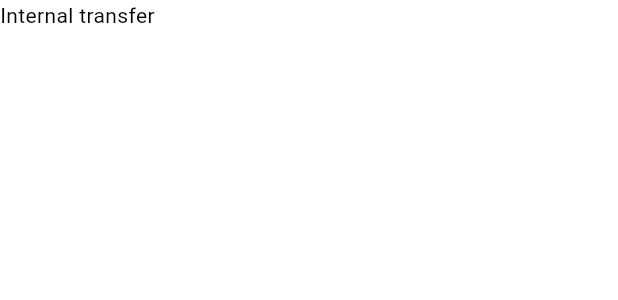
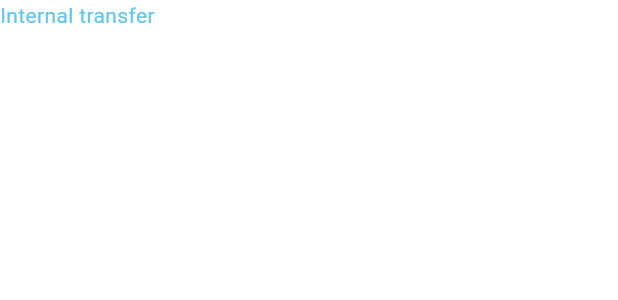
Before and after one commit to frostsnap/frostsnap, a Flutter app: what describeEffect() shows on an empty page, opened directly, on a phone screen of 412 x 824 dp. Shown: the top 300 px of the screen. Run offline on Flutter 3.47's test engine with Material 3 defaults, Android fonts, the phone set to English and light mode, and no system bars; our stand-ins replace confetti, freezed_annotation, rxdart; missing offline and left inert: dart:ffi, flutter_rust_bridge, usb_serial; statements that could not run were skipped.

Commit message:
[app] add basic colour theme

```diff
--- a/frostsnapp/lib/animated_check.dart
+++ b/frostsnapp/lib/animated_check.dart
@@ -2,6 +2,7 @@ import 'package:flutter/material.dart';
 import 'dart:math' as math;
 
 import 'package:frostsnapp/device_list.dart';
+import 'package:frostsnapp/theme.dart';
 
 class CirclePainter extends CustomPainter {
   final double progress;
@@ -11,7 +12,7 @@ class CirclePainter extends CustomPainter {
   @override
   void paint(Canvas canvas, Size size) {
     final paint = Paint()
-      ..color = Colors.green
+      ..color = successColor
       ..strokeWidth = 2.0
       ..style = PaintingStyle.stroke;
 
@@ -66,7 +67,7 @@ class _AnimatedCheckCircleState extends State<AnimatedCheckCircle>
     return Stack(
       alignment: Alignment.center,
       children: [
-        Icon(Icons.check, size: widget.size, color: Colors.green),
+        Icon(Icons.check, size: widget.size, color: successColor),
         AnimatedBuilder(
           animation: _controller,
           builder: (context, child) {
--- a/frostsnapp/lib/device_list.dart
+++ b/frostsnapp/lib/device_list.dart
@@ -3,6 +3,7 @@ import 'dart:io';
 import 'package:flutter/material.dart';
 import 'package:frostsnapp/device_settings.dart';
 import 'package:frostsnapp/device_setup.dart';
+import 'package:frostsnapp/theme.dart';
 import 'package:frostsnapp/serialport.dart';
 import 'ffi.dart' if (dart.library.html) 'ffi_web.dart';
 import 'global.dart';
@@ -102,7 +103,7 @@ class _DeviceListState extends State<DeviceList> with WidgetsBindingObserver {
             return Center(
               child: Text(
                 'No devices connected',
-                style: TextStyle(color: Colors.grey, fontSize: 24.0),
+                style: TextStyle(color: textColor, fontSize: 24.0),
               ),
             );
           }
@@ -146,7 +147,7 @@ class DeviceBoxContainer extends StatelessWidget {
             child: Container(
               constraints: BoxConstraints(minHeight: 90.0, minWidth: 150.0),
               child: Card(
-                color: Colors.white70,
+                color: backgroundSecondaryColor,
                 child: Center(
                   child: child,
                 ),
@@ -178,7 +179,6 @@ class DeviceListContainer extends StatelessWidget {
         constraints: BoxConstraints(
             maxHeight: isPortrait ? double.maxFinite : 90.0,
             maxWidth: isPortrait ? 300.0 : double.maxFinite),
-        // decoration: BoxDecoration(border: Border.all(color: Colors.black, width: 2.0)),
         child: Align(alignment: Alignment.center, child: child));
   }
 }
--- a/frostsnapp/lib/device_settings.dart
+++ b/frostsnapp/lib/device_settings.dart
@@ -8,6 +8,7 @@ import 'package:frostsnapp/device_setup.dart';
 import 'package:frostsnapp/ffi.dart';
 import 'package:frostsnapp/global.dart';
 import 'package:frostsnapp/hex.dart';
+import 'package:frostsnapp/theme.dart';
 import 'dart:typed_data';
 
 class DeviceSettingsPage extends StatelessWidget {
@@ -112,6 +113,7 @@ class _DeviceSettingsState extends State<DeviceSettings> {
                       style: const TextStyle(
                         fontSize: 14,
                         fontFamily: 'Monospace',
+                        color: textColor,
                       ),
                     )),
                     SizedBox(width: 4),
@@ -147,7 +149,7 @@ class _DeviceSettingsState extends State<DeviceSettings> {
                                               mainAxisSize: MainAxisSize.min,
                                               children: [
                                                 Icon(Icons.visibility,
-                                                    color: Colors.orange),
+                                                    color: awaitingColor),
                                                 SizedBox(width: 4),
                                                 Text("Confirm"),
                                               ]);
@@ -156,7 +158,7 @@ class _DeviceSettingsState extends State<DeviceSettings> {
                                               mainAxisSize: MainAxisSize.min,
                                               children: [
                                                 Icon(Icons.edit_document,
-                                                    color: Colors.green),
+                                                    color: successColor),
                                                 SizedBox(width: 4),
                                                 Text("Record backup"),
                                               ]);
--- a/frostsnapp/lib/device_setup.dart
+++ b/frostsnapp/lib/device_setup.dart
@@ -5,6 +5,7 @@ import 'package:frostsnapp/device_list.dart';
 
 import 'package:frostsnapp/ffi.dart';
 import 'package:frostsnapp/global.dart';
+import 'package:frostsnapp/theme.dart';
 
 class DeviceSetup extends StatelessWidget {
   final DeviceId id;
@@ -85,7 +86,7 @@ class _DeviceNameField extends State<DeviceNameField> {
                   if (deviceIdEquals(deviceId, widget.id)) {
                     final label = LabeledDeviceText("'$name'?");
                     const icon = Row(mainAxisSize: MainAxisSize.min, children: [
-                      Icon(Icons.visibility, color: Colors.orange),
+                      Icon(Icons.visibility, color: awaitingColor),
                       SizedBox(width: 4),
                       Text("Confirm"),
                     ]);
--- a/frostsnapp/lib/key_list.dart
+++ b/frostsnapp/lib/key_list.dart
@@ -2,6 +2,7 @@ import 'dart:typed_data';
 import 'package:frostsnapp/global.dart';
 import 'package:frostsnapp/device_settings.dart';
 import 'package:frostsnapp/keygen.dart';
+import 'package:frostsnapp/theme.dart';
 import 'package:frostsnapp/stream_ext.dart';
 import 'package:frostsnapp/wallet.dart';
 
@@ -150,6 +151,7 @@ class _KeyCard extends State<KeyCard> {
     }
 
     return Card(
+      color: backgroundSecondaryColor,
       child: Padding(
         padding: const EdgeInsets.all(8.0),
         child: Column(
--- a/frostsnapp/lib/keygen.dart
+++ b/frostsnapp/lib/keygen.dart
@@ -12,6 +12,7 @@ import 'package:frostsnapp/device_settings.dart';
 import 'package:frostsnapp/device_setup.dart';
 import 'package:frostsnapp/global.dart';
 import 'package:frostsnapp/hex.dart';
+import 'package:frostsnapp/theme.dart';
 import 'dart:math';
 import 'ffi.dart' if (dart.library.html) 'ffi_web.dart';
 
@@ -96,7 +97,7 @@ class _DoKeyGenButtonState extends State<DoKeyGenButton> {
                 },
           child: const Text('Generate Key',
               style: TextStyle(
-                color: Colors.white,
+                color: textColor,
                 fontSize: 16.0,
               )))
     ]);
@@ -281,7 +282,7 @@ class _DoKeyGenScreenState extends State<DoKeyGenScreen> {
                         icon = const Row(
                             mainAxisAlignment: MainAxisAlignment.center,
                             children: [
-                              Icon(Icons.touch_app, color: Colors.orange),
+                              Icon(Icons.touch_app, color: awaitingColor),
                               SizedBox(width: 4),
                               Text("Confirm"),
                             ]);
--- a/frostsnapp/lib/snowflake_animation.dart
+++ b/frostsnapp/lib/snowflake_animation.dart
@@ -1,4 +1,5 @@
 import 'package:flutter/material.dart';
+import 'package:frostsnapp/theme.dart';
 import 'dart:math' as math;
 
 Offset midpoint(Offset p1, Offset p2) {
@@ -13,7 +14,7 @@ class SnowflakePainter extends CustomPainter {
   @override
   void paint(Canvas canvas, Size size) {
     final paint = Paint()
-      ..color = Colors.blue
+      ..color = backgroundSecondaryColor
       ..strokeWidth = 3
       ..style = PaintingStyle.stroke;
 
--- /dev/null
+++ b/frostsnapp/lib/theme.dart
@@ -0,0 +1,81 @@
+import 'package:flutter/material.dart';
+
+const Color textColor = Color.fromARGB(255, 100, 197, 241);
+const Color successColor = Color.fromARGB(255, 21, 255, 0);
+const Color awaitingColor = Color.fromARGB(255, 251, 255, 0);
+const Color uninterestedColor = Color.fromARGB(255, 120, 139, 150);
+const Color errorColor = Color.fromARGB(255, 172, 23, 23);
+const Color backgroundPrimaryColor = Color.fromARGB(255, 4, 8, 26);
+const Color backgroundSecondaryColor = Color.fromARGB(255, 0, 20, 43);
+const Color backgroundTertiaryColor = Color.fromARGB(255, 41, 69, 95);
+
+const MaterialColor primarySwatch = MaterialColor(
+  0xFF3F51B5,
+  <int, Color>{
+    50: backgroundSecondaryColor,
+    900: backgroundPrimaryColor,
+  },
+);
+
+const TextStyle defaultTextStyle = TextStyle(
+  color: textColor,
+);
+
+final ThemeData frostsnappTheme = ThemeData(
+  inputDecorationTheme: InputDecorationTheme(
+      iconColor: backgroundTertiaryColor,
+      labelStyle: defaultTextStyle,
+      hintStyle: TextStyle(
+        color: uninterestedColor,
+      )),
+  iconTheme: IconThemeData(color: backgroundTertiaryColor),
+  checkboxTheme: CheckboxThemeData(
+    checkColor:
+        MaterialStateProperty.resolveWith<Color>((Set<MaterialState> states) {
+      if (states.contains(MaterialState.selected)) {
+        return textColor;
+      }
+      return textColor;
+    }),
+    fillColor:
+        MaterialStateProperty.resolveWith<Color>((Set<MaterialState> states) {
+      if (states.contains(MaterialState.selected)) {
+        return backgroundTertiaryColor;
+      }
+      return backgroundTertiaryColor;
+    }),
+  ),
+  appBarTheme: AppBarTheme(
+      backgroundColor: backgroundSecondaryColor, foregroundColor: textColor),
+  snackBarTheme: SnackBarThemeData(contentTextStyle: defaultTextStyle),
+  textTheme: TextTheme(
+    bodyLarge: defaultTextStyle,
+    bodyMedium: defaultTextStyle,
+    bodySmall: defaultTextStyle,
+    labelLarge: defaultTextStyle,
+    labelMedium: defaultTextStyle,
+    labelSmall: defaultTextStyle,
+  ),
+  colorScheme: ColorScheme.fromSwatch(
+    primarySwatch: primarySwatch,
+    backgroundColor: backgroundPrimaryColor,
+    errorColor: errorColor,
+  ).copyWith(
+    secondary: backgroundSecondaryColor,
+  ),
+  textButtonTheme: TextButtonThemeData(
+    style: TextButton.styleFrom(backgroundColor: backgroundTertiaryColor),
+  ),
+  elevatedButtonTheme: ElevatedButtonThemeData(
+    style: ElevatedButton.styleFrom(
+      backgroundColor: backgroundTertiaryColor,
+      foregroundColor: textColor,
+    ),
+  ),
+  outlinedButtonTheme: OutlinedButtonThemeData(
+    style: OutlinedButton.styleFrom(
+      backgroundColor: backgroundTertiaryColor,
+      side: BorderSide(color: backgroundSecondaryColor),
+    ),
+  ),
+);
```
Also changed, not shown: frostsnapp/lib/device_action.dart (+5 -3 lines), frostsnapp/lib/main.dart (+7 -29 lines), frostsnapp/lib/sign_message.dart (+9 -4 lines), frostsnapp/lib/wallet.dart (+18 -11 lines).
